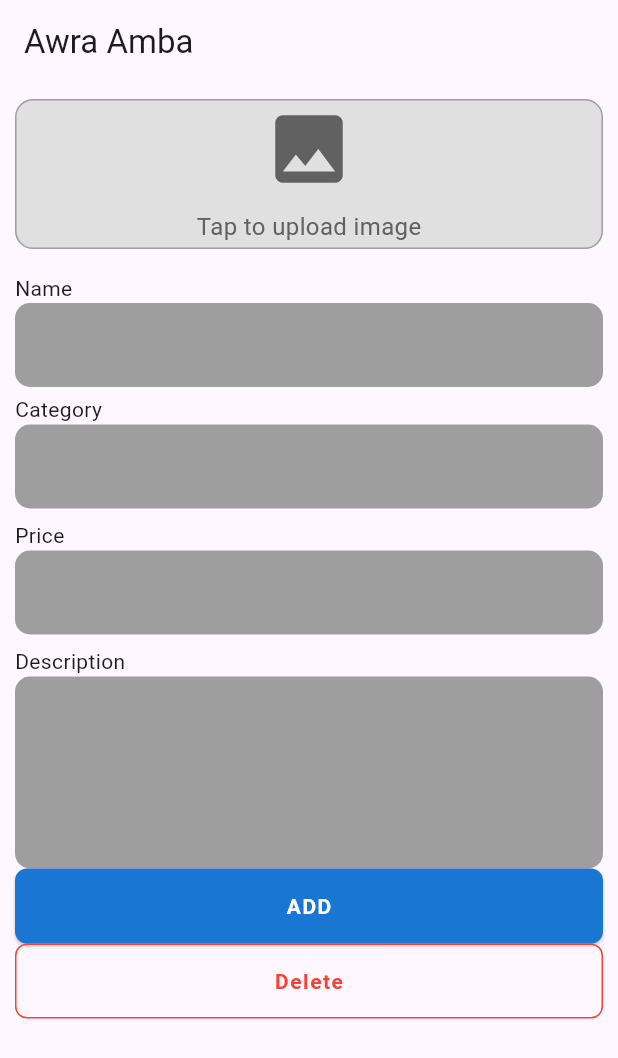
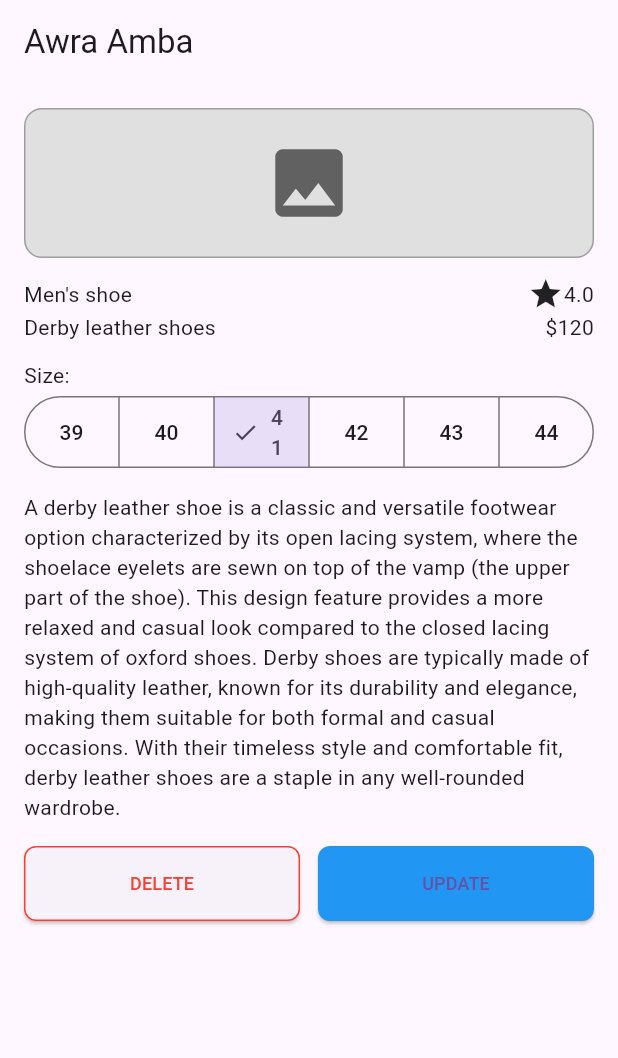
Before and after one commit to Mitiku-Melkamsew/2025-project-phase-mobile-tasks, a Flutter app: the screen it shows after launch, on a phone screen of 412 x 824 dp. Shown: the top 1058 px of the screen. Run offline on Flutter 3.47's test engine with Material 3 defaults, Android fonts, the phone set to English and light mode, and no system bars.

Commit message:
Add Details page with product information and actions

```diff
--- /dev/null
+++ b/mobile/mitiku_melkamsew/ecommerce/lib/details.dart
@@ -0,0 +1,113 @@
+import 'package:flutter/material.dart';
+
+class Details extends StatelessWidget {
+  const Details({super.key});
+
+  @override
+  Widget build(BuildContext context) {
+    return SingleChildScrollView(
+      padding: const EdgeInsets.all(16),
+      child: Column(
+        crossAxisAlignment: CrossAxisAlignment.start,
+        children: [
+          Container(
+            width: double.infinity,
+            height: 100,
+            decoration: BoxDecoration(
+              color: Colors.grey[300],
+              borderRadius: BorderRadius.circular(12),
+              border: Border.all(color: Colors.grey, width: 1),
+            ),
+            child: Icon(Icons.image, size: 60, color: Colors.grey[700]),
+          ),
+          SizedBox(height: 12),
+          Row(
+            mainAxisAlignment: MainAxisAlignment.spaceBetween,
+            children: [
+              Text('Men\'s shoe'),
+              Row(children: [Icon(Icons.star), Text('4.0')]),
+            ],
+          ),
+          Row(
+            mainAxisAlignment: MainAxisAlignment.spaceBetween,
+            children: [Text('Derby leather shoes'), Text('\$120')],
+          ),
+          SizedBox(height: 12),
+          Text('Size:'),
+          Segment(),
+          SizedBox(height: 12),
+          Text(
+            'A derby leather shoe is a classic and versatile footwear option characterized by its open lacing system, where the shoelace eyelets are sewn on top of the vamp (the upper part of the shoe). This design feature provides a more relaxed and casual look compared to the closed lacing system of oxford shoes. Derby shoes are typically made of high-quality leather, known for its durability and elegance, making them suitable for both formal and casual occasions. With their timeless style and comfortable fit, derby leather shoes are a staple in any well-rounded wardrobe.',
+            textAlign: TextAlign.start,
+          ),
+          SizedBox(height: 16),
+          Row(
+            children: [
+              Expanded(
+                child: ElevatedButton(
+                  onPressed: () {},
+                  style: ElevatedButton.styleFrom(
+                    minimumSize: Size(0, 50),
+                    shape: RoundedRectangleBorder(
+                      side: BorderSide(color: Colors.red),
+                      borderRadius: BorderRadius.circular(8),
+                    ),
+                  ),
+                  child: Text(
+                    'DELETE',
+                    style: TextStyle(color: Colors.red, fontSize: 12),
+                  ),
+                ),
+              ),
+              SizedBox(width: 12),
+              Expanded(
+                child: ElevatedButton(
+                  onPressed: () {},
+                  style: ElevatedButton.styleFrom(
+                    minimumSize: Size(0, 50),
+                    backgroundColor: Colors.blue,
+                    shape: RoundedRectangleBorder(
+                      borderRadius: BorderRadius.circular(8),
+                    ),
+                  ),
+                  child: Text('UPDATE', style: TextStyle(fontSize: 12)),
+                ),
+              ),
+            ],
+          ),
+        ],
+      ),
+    );
+  }
+}
+
+class Segment extends StatefulWidget {
+  const Segment({super.key});
+
+  @override
+  State<Segment> createState() => _SegmentState();
+}
+
+class _SegmentState extends State<Segment> {
+  int intView = 41; // Default selected value
+
+  @override
+  Widget build(BuildContext context) {
+    return SegmentedButton<int>(
+      segments: const <ButtonSegment<int>>[
+        ButtonSegment<int>(value: 39, label: Text('39')),
+        ButtonSegment<int>(value: 40, label: Text('40')),
+        ButtonSegment<int>(value: 41, label: Text('41')),
+        ButtonSegment<int>(value: 42, label: Text('42')),
+        ButtonSegment<int>(value: 43, label: Text('43')),
+        ButtonSegment<int>(value: 44, label: Text('44')),
+      ],
+      selected: <int>{intView},
+      onSelectionChanged: (Set<int> newSelection) {
+        setState(() {
+          intView = newSelection.first;
+        });
+      },
+    );
+  }
+}
--- a/mobile/mitiku_melkamsew/ecommerce/lib/main.dart
+++ b/mobile/mitiku_melkamsew/ecommerce/lib/main.dart
@@ -1,6 +1,7 @@
+import 'package:ecommerce/details.dart';
+import 'package:ecommerce/home.dart';
 import 'package:ecommerce/update.dart';
 import 'package:flutter/material.dart';
-import 'home.dart';
 
 void main() {
   runApp(const MyApp());
@@ -15,7 +16,7 @@ class MyApp extends StatelessWidget {
     return MaterialApp(
       home: Scaffold(
         appBar: AppBar(title: const Text('Awra Amba')),
-        body: Update(),
+        body: Details(),
       ),
     );
   }
```
